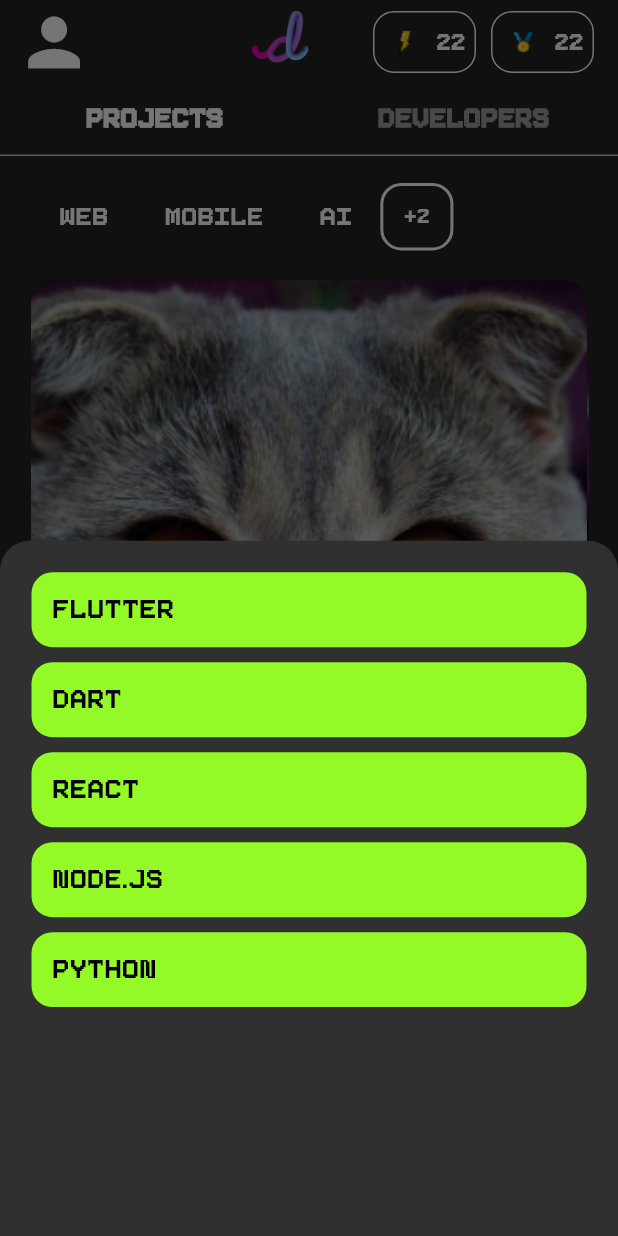
After one commit to Lakshay229/DevSwipe, a Flutter app: the HomePage screen opened directly, after a tap on an icon or button, on a phone screen of 412 x 824 dp. The commit adds this screen. Run offline on Flutter 3.47's test engine with Material 3 defaults, Android fonts, the light colour scheme and no system bars; drawn by our look-alikes of flutter_card_swiper; our stand-ins replace dotted_border.

Commit message:
Added home page

```diff
--- a/lib/Sign_in_pages/login_page.dart
+++ b/lib/Sign_in_pages/login_page.dart
@@ -1,4 +1,5 @@
 import 'package:devswipe/Sign_in_pages/register_page.dart';
+import 'package:devswipe/homepage/home_page.dart';
 import 'package:flutter/material.dart';
 
 class LoginPage extends StatefulWidget {
@@ -63,6 +64,14 @@ class _LoginPageState extends State<LoginPage> {
 
   GestureDetector loginButton(double width) {
     return GestureDetector(
+      onTap: () {
+        Navigator.push(
+          context,
+          MaterialPageRoute(
+            builder: (context) => const HomePage(),
+          ),
+        );
+      },
       child: Container(
         margin: EdgeInsets.only(
           top: width / 20,
--- /dev/null
+++ b/lib/homepage/home_page.dart
@@ -0,0 +1,421 @@
+import 'package:flutter/material.dart';
+import 'package:flutter_card_swiper/flutter_card_swiper.dart';
+
+class HomePage extends StatefulWidget {
+  const HomePage({super.key});
+
+  @override
+  State<HomePage> createState() => _HomePageState();
+}
+
+class _HomePageState extends State<HomePage>
+    with SingleTickerProviderStateMixin {
+  late TabController _tabController;
+
+  @override
+  void initState() {
+    super.initState();
+    _tabController = TabController(length: 2, vsync: this);
+  }
+
+  @override
+  void dispose() {
+    _tabController.dispose();
+    super.dispose();
+  }
+
+  @override
+  Widget build(BuildContext context) {
+    double width = MediaQuery.of(context).size.width;
+    double height = MediaQuery.of(context).size.height;
+
+    final CardSwiperController controller = CardSwiperController();
+
+    return SafeArea(
+      child: Scaffold(
+        appBar: AppBar(
+          backgroundColor: const Color.fromRGBO(36, 35, 35, 1),
+          leading: Padding(
+            padding: EdgeInsets.only(left: width / 40),
+            child: Icon(
+              Icons.person,
+              size: width / 8,
+              color: Colors.white,
+            ),
+          ),
+          title: Row(
+            mainAxisAlignment: MainAxisAlignment.spaceBetween,
+            children: [
+              SizedBox(width: width / 7),
+              Image.asset(
+                "assets/devswipe_logo.png",
+                width: width / 5,
+                height: width / 5,
+              ),
+              Row(
+                children: [
+                  coinContainer(width, "assets/Capa_1.png", "22"),
+                  coinContainer(width, "assets/Capa_2.png", "22"),
+                ],
+              ),
+            ],
+          ),
+          bottom: TabBar(
+            controller: _tabController,
+            indicatorColor: Colors.transparent,
+            labelColor: Colors.white,
+            unselectedLabelColor: Colors.grey,
+            labelStyle: TextStyle(
+              fontSize: width / 17,
+              fontWeight: FontWeight.bold,
+              fontFamily: 'Pixeboy',
+            ),
+            tabs: const [
+              Tab(text: "Projects"),
+              Tab(text: "Developers"),
+            ],
+          ),
+        ),
+        body: PageView(
+          controller: _tabController.index == 0
+              ? PageController(initialPage: 0)
+              : PageController(initialPage: 1),
+          physics:
+              const NeverScrollableScrollPhysics(), // Disable swipe gestures
+          children: [
+            Container(
+              child: Stack(
+                children: [
+                  CardSwiper(
+                    controller: controller,
+                    cardsCount: 3,
+                    backCardOffset: const Offset(20, 20),
+                    padding: EdgeInsets.symmetric(
+                      horizontal: width * 0.05,
+                      vertical: height * 0.1,
+                    ),
+                    cardBuilder: (
+                      context,
+                      index,
+                      horizontalThresholdPercentage,
+                      verticalThresholdPercentage,
+                    ) =>
+                        Stack(
+                      children: [
+                        Container(
+                          decoration: BoxDecoration(
+                            borderRadius: BorderRadius.circular(16),
+                            image: const DecorationImage(
+                              image: AssetImage("assets/image.png"),
+                              fit: BoxFit.cover,
+                            ),
+                          ),
+                        ),
+                        Positioned(
+                          bottom: width / 4,
+                          left: width / 20,
+                          child: Stack(
+                            children: [
+                              Text(
+                                "Meow Meow Meow",
+                                style: TextStyle(
+                                  fontSize: width / 8,
+                                  foreground: Paint()
+                                    ..style = PaintingStyle.stroke
+                                    ..strokeWidth = 3
+                                    ..color = Colors.black,
+                                ),
+                              ),
+                              Text(
+                                "Meow Meow Meow",
+                                style: TextStyle(
+                                  fontSize: width / 8,
+                                  color: Colors.white,
+                                ),
+                              ),
+                            ],
+                          ),
+                        ),
+                        Positioned(
+                          bottom: width / 5,
+                          left: width / 20,
+                          child: Stack(
+                            children: [
+                              Text(
+                                "Some Random Dev",
+                                style: TextStyle(
+                                  fontSize: width / 13,
+                                  foreground: Paint()
+                                    ..style = PaintingStyle.stroke
+                                    ..strokeWidth = 3
+                                    ..color = Colors.black,
+                                ),
+                              ),
+                              Text(
+                                "Some Random Dev",
+                                style: TextStyle(
+                                  fontSize: width / 13,
+                                  color: Colors.white,
+                                ),
+                              ),
+                            ],
+                          ),
+                        ),
+                        Positioned(
+                          bottom: width / 20,
+                          left: width / 40,
+                          child: techCardsRow(
+                            width,
+                            ["Flutter", "Dart", "React", "Node.js", "Python"],
+                          ),
+                        ),
+                      ],
+                    ),
+                  ),
+                  Positioned(
+                    top: height * 0.02, // Adjust positioning as needed
+                    left: width * 0.05,
+                    right: width * 0.05,
+                    child: projectCategoriesRow(
+                      width,
+                      ["Web", "Mobile", "AI", "Blockchain", "Game Dev"],
+                    ),
+                  ),
+                ],
+              ),
+            ),
+            Center(
+              child: Text(
+                "Developers List",
+                style: TextStyle(color: Colors.white, fontSize: width / 20),
+              ),
+            ),
+          ],
+        ),
+        backgroundColor: const Color.fromRGBO(36, 35, 35, 1),
+      ),
+    );
+  }
+
+  Widget projectCategoriesRow(double width, List<String> categories) {
+    double cardWidth = width / 5;
+    double availableWidth = width - (2 * width / 20); // Padding
+    int maxCards = (availableWidth ~/ cardWidth);
+    bool overflow = categories.length > maxCards;
+
+    return Row(
+      children: [
+        ...categories
+            .take(maxCards - (overflow ? 1 : 0))
+            .map((category) => Container(
+                  padding: EdgeInsets.symmetric(
+                    vertical: width / 55,
+                    horizontal: width / 30,
+                  ),
+                  margin: const EdgeInsets.symmetric(horizontal: 5),
+                  child: Text(
+                    category,
+                    style: TextStyle(
+                      color: Colors.white,
+                      fontSize: width / 18,
+                    ),
+                  ),
+                )),
+        if (overflow)
+          GestureDetector(
+            onTap: () {
+              showModalBottomSheet(
+                context: context,
+                backgroundColor: Colors.grey[850],
+                shape: const RoundedRectangleBorder(
+                  borderRadius: BorderRadius.vertical(
+                    top: Radius.circular(20),
+                  ),
+                ),
+                builder: (context) {
+                  return Padding(
+                    padding: const EdgeInsets.all(16.0),
+                    child: ListView.builder(
+                      itemCount: categories.length,
+                      itemBuilder: (context, index) {
+                        return Container(
+                          padding: EdgeInsets.symmetric(
+                            vertical: width / 55,
+                            horizontal: width / 30,
+                          ),
+                          margin: const EdgeInsets.symmetric(
+                            vertical: 5,
+                            horizontal: 5,
+                          ),
+                          child: Text(
+                            categories[index],
+                            style: TextStyle(
+                              color: Colors.white,
+                              fontSize: width / 15,
+                            ),
+                          ),
+                        );
+                      },
+                    ),
+                  );
+                },
+              );
+            },
+            child: Container(
+              padding: EdgeInsets.symmetric(
+                vertical: width / 55,
+                horizontal: width / 30,
+              ),
+              decoration: BoxDecoration(
+                borderRadius: BorderRadius.circular(14),
+                border: Border.all(
+                  color: Colors.white,
+                  width: 2,
+                ),
+              ),
+              child: Text(
+                "+${categories.length - maxCards + 1}",
+                style: TextStyle(
+                  color: Colors.white,
+                  fontSize: width / 23,
+                ),
+              ),
+            ),
+          ),
+      ],
+    );
+  }
+
+  Widget techCardsRow(double width, List<String> techs) {
+    double cardWidth = width / 5;
+    double availableWidth = width - (2 * width / 20); // Padding
+    int maxCards = (availableWidth ~/ cardWidth);
+    bool overflow = techs.length > maxCards;
+
+    return Row(
+      children: [
+        ...techs
+            .take(maxCards - (overflow ? 1 : 0))
+            .map((tech) => techCard(width, tech)),
+        if (overflow)
+          GestureDetector(
+            onTap: () {
+              showModalBottomSheet(
+                context: context,
+                backgroundColor: Colors.grey[850],
+                shape: const RoundedRectangleBorder(
+                  borderRadius: BorderRadius.vertical(
+                    top: Radius.circular(20),
+                  ),
+                ),
+                builder: (context) {
+                  return Padding(
+                    padding: const EdgeInsets.all(16.0),
+                    child: ListView.builder(
+                      itemCount: techs.length,
+                      itemBuilder: (context, index) {
+                        return Container(
+                          padding: EdgeInsets.symmetric(
+                            vertical: width / 55,
+                            horizontal: width / 30,
+                          ),
+                          margin: const EdgeInsets.symmetric(
+                            vertical: 5,
+                            horizontal: 5,
+                          ),
+                          decoration: BoxDecoration(
+                            color: const Color.fromRGBO(147, 249, 39, 1),
+                            borderRadius: BorderRadius.circular(14),
+                          ),
+                          child: Text(
+                            techs[index],
+                            style: TextStyle(
+                              color: Colors.black,
+                              fontSize: width / 17,
+                            ),
+                          ),
+                        );
+                      },
+                    ),
+                  );
+                },
+              );
+            },
+            child: Container(
+              padding: EdgeInsets.symmetric(
+                vertical: width / 55,
+                horizontal: width / 30,
+              ),
+              decoration: BoxDecoration(
+                borderRadius: BorderRadius.circular(14),
+                border: Border.all(
+                  color: Colors.white,
+                  width: 2,
+                ),
+              ),
+              child: Text(
+                "+${techs.length - maxCards + 1}",
+                style: TextStyle(
+                  color: Colors.white,
+                  fontSize: width / 17,
+                ),
+              ),
+            ),
+          ),
+      ],
+    );
+  }
+
+  Container techCard(double width, String techName) {
+    return Container(
+      padding: EdgeInsets.symmetric(
+        vertical: width / 55,
+        horizontal: width / 30,
+      ),
+      margin: const EdgeInsets.symmetric(
+        horizontal: 5,
+      ),
+      decoration: BoxDecoration(
+        color: const Color.fromRGBO(147, 249, 39, 1),
+        borderRadius: BorderRadius.circular(14),
+      ),
+      child: Text(
+        techName,
+        style: TextStyle(
+          color: Colors.black,
+          fontSize: width / 17,
+        ),
+      ),
+    );
+  }
+
+  Container coinContainer(double width, String imgPath, String coinsCount) {
+    return Container(
+      width: width / 6,
+      height: width / 10,
+      margin: const EdgeInsets.only(left: 10),
+      decoration: BoxDecoration(
+        borderRadius: BorderRadius.circular(14),
+        border: Border.all(
+          color: Colors.white,
+        ),
+      ),
+      child: Row(
+        children: [
+          Image.asset(
+            imgPath,
+            width: width / 10,
+            height: width / 10,
+          ),
+          Text(
+            coinsCount,
+            style: TextStyle(
+              color: Colors.white,
+              fontSize: width / 20,
+            ),
+          ),
+        ],
+      ),
+    );
+  }
+}
--- a/pubspec.yaml
+++ b/pubspec.yaml
@@ -36,6 +36,7 @@ dependencies:
   # Use with the CupertinoIcons class for iOS style icons.
   cupertino_icons: ^1.0.6
   dotted_border: ^2.1.0
+  flutter_card_swiper: ^7.0.2
 
 dev_dependencies:
   flutter_test:
```
Also changed, not shown: assets/Capa_1.png (added), assets/Capa_2.png (added), assets/image.png (added), assets/profile.jpg (added), pubspec.lock.
